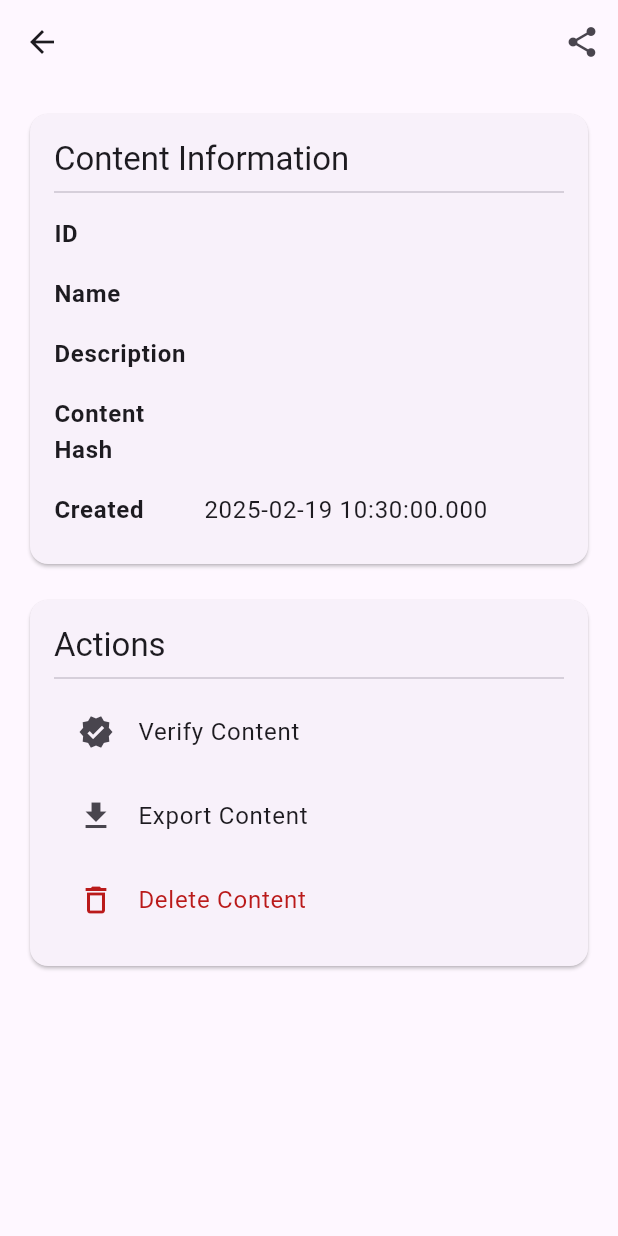
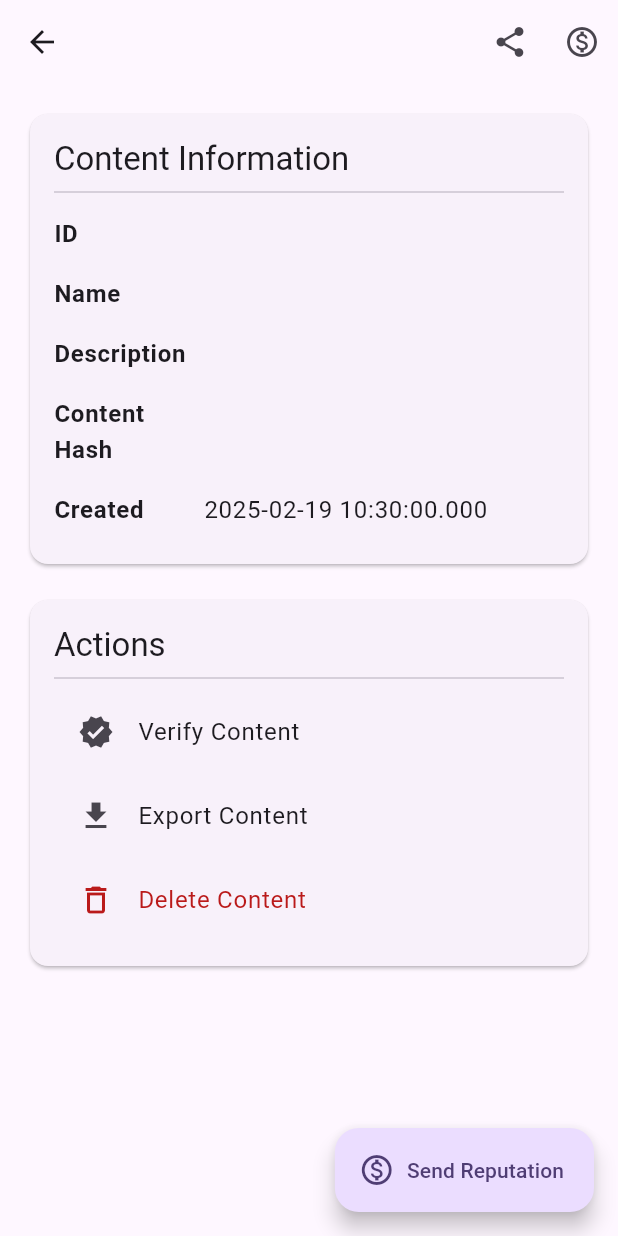
Before and after one commit to omeroooor/web3-content-manager, a Flutter app: the ContentDetailsScreen screen opened directly with empty values, on a phone screen of 412 x 824 dp. Run offline on Flutter 3.47's test engine with Material 3 defaults, Android fonts, the phone set to English and light mode, and no system bars; our stand-ins replace convert, cross_file, file_picker, share_plus, shared_preferences; missing offline and left inert: pointycastle; accounts and stored records are empty.

Commit message:
Implemented the send reputation deep link functionality (NFT registration on the ledger)
fixed the verification process for the new standard "W3-S-POST-NFT"

```diff
--- a/lib/screens/content_details_screen.dart
+++ b/lib/screens/content_details_screen.dart
@@ -1,5 +1,6 @@
 import 'package:flutter/material.dart';
 import 'package:share_plus/share_plus.dart';
+import 'package:url_launcher/url_launcher.dart';
 import '../models/content_part.dart';
 import '../providers/content_provider.dart';
 import 'package:provider/provider.dart';
@@ -161,6 +162,16 @@ Note: The content file is attached to this share.
     }
   }
 
+  Future<void> _sendReputation() async {
+    final uri = Uri.parse('bluewallet:send?addresses=${content.contentHash}-0.001-reputation');
+
+    if (await canLaunchUrl(uri)) {
+      await launchUrl(uri);
+    } else {
+      debugPrint('Could not launch BlueWallet');
+    }
+  }
+
   @override
   Widget build(BuildContext context) {
     return Scaffold(
@@ -171,6 +182,11 @@ Note: The content file is attached to this share.
             icon: const Icon(Icons.share),
             onPressed: () => _shareContent(context),
             tooltip: 'Share',
+          ),
+          IconButton(
+            icon: const Icon(Icons.monetization_on_outlined),
+            onPressed: _sendReputation,
+            tooltip: 'Send Reputation',
           ),
         ],
       ),
@@ -386,7 +402,40 @@ Note: The content file is attached to this share.
               ),
             ),
           ),
+          if (content.standardName == 'W3-S-POST-NFT') ...[
+            const SizedBox(height: 16),
+            Card(
+              child: Padding(
+                padding: const EdgeInsets.all(16),
+                child: Column(
+                  crossAxisAlignment: CrossAxisAlignment.start,
+                  children: [
+                    Text(
+                      'Post Content',
+                      style: Theme.of(context).textTheme.titleLarge,
+                    ),
+                    const SizedBox(height: 8),
+                    Text(content.standardData['text'] as String),
+                    if (content.standardData.containsKey('mediaPath')) ...[
+                      const SizedBox(height: 16),
+                      Text(
+                        'Media',
+                        style: Theme.of(context).textTheme.titleLarge,
+                      ),
+                      const SizedBox(height: 8),
+                      Text(content.standardData['mediaPath'] as String),
+                    ],
+                  ],
+                ),
+              ),
+            ),
+          ],
         ],
+      ),
+      floatingActionButton: FloatingActionButton.extended(
+        onPressed: _sendReputation,
+        icon: const Icon(Icons.monetization_on_outlined),
+        label: const Text('Send Reputation'),
       ),
     );
   }
--- a/pubspec.yaml
+++ b/pubspec.yaml
@@ -32,13 +32,15 @@ dependencies:
     sdk: flutter
   provider: ^6.0.0
   path_provider: ^2.0.0
+  file_picker: ^5.0.0
+  crypto: ^3.0.0
   uuid: ^3.0.0
-  crypto: ^3.0.0
+  path: ^1.8.0
+  url_launcher: ^6.0.0
   archive: ^3.0.0
   pointycastle: ^3.7.3
   http: ^1.1.0
   shared_preferences: ^2.2.0  # Added for persisting settings
-  file_picker: ^5.3.3
   json_annotation: ^4.8.1
   share_plus: ^7.2.1  # Added for sharing functionality
 
```
Also changed, not shown: lib/services/content_service.dart (+20 -12 lines), lib/standards/w3_simple_post_nft.dart (+19 -0 lines), pubspec.lock, 3 other files.
